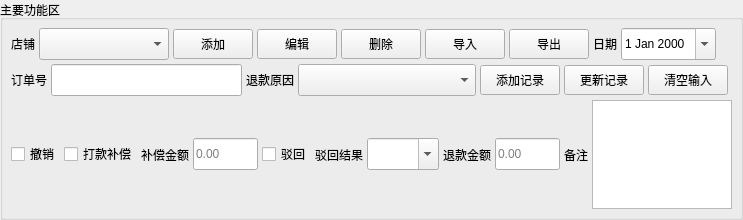
This is input_panel.ui in 244727418/shouhou as Qt 5 draws it before an edit. The edited form follows.
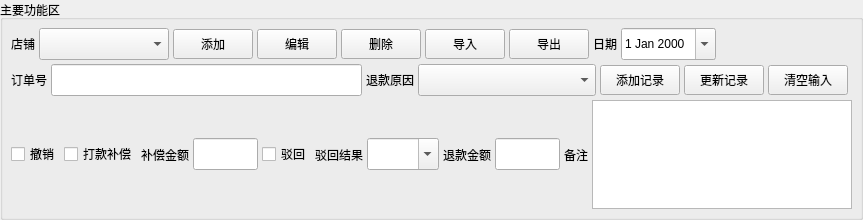
This is the edited form.

Diff of the .ui file:
```diff
--- a/input_panel.ui
+++ b/input_panel.ui
@@ -372,8 +372,11 @@
           <height>32</height>
          </size>
         </property>
-        <property name="placeholderText">
-         <string>0.00</string>
+        <property name="maximumSize">
+         <size>
+          <width>65</width>
+          <height>16777215</height>
+         </size>
         </property>
        </widget>
       </item>
@@ -431,8 +434,11 @@
           <height>32</height>
          </size>
         </property>
-        <property name="placeholderText">
-         <string>0.00</string>
+        <property name="maximumSize">
+         <size>
+          <width>65</width>
+          <height>16777215</height>
+         </size>
         </property>
        </widget>
       </item>
@@ -450,7 +456,7 @@
        <widget class="QTextEdit" name="notes_edit">
         <property name="minimumSize">
          <size>
-          <width>140</width>
+          <width>260</width>
           <height>30</height>
          </size>
         </property>
```
